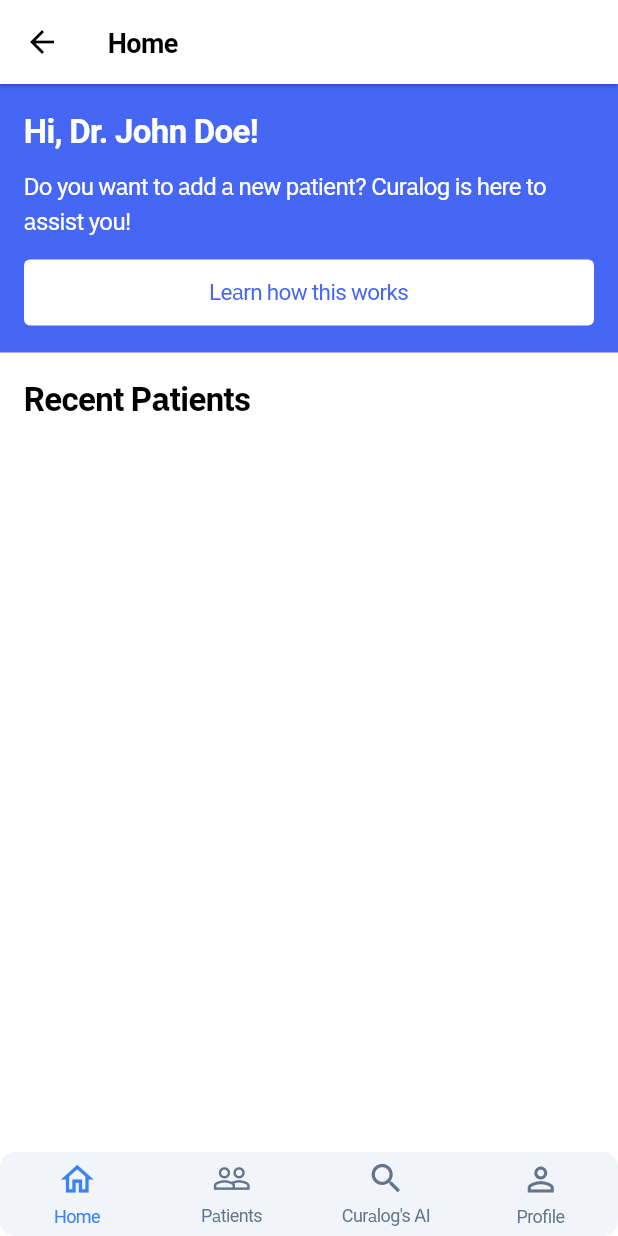
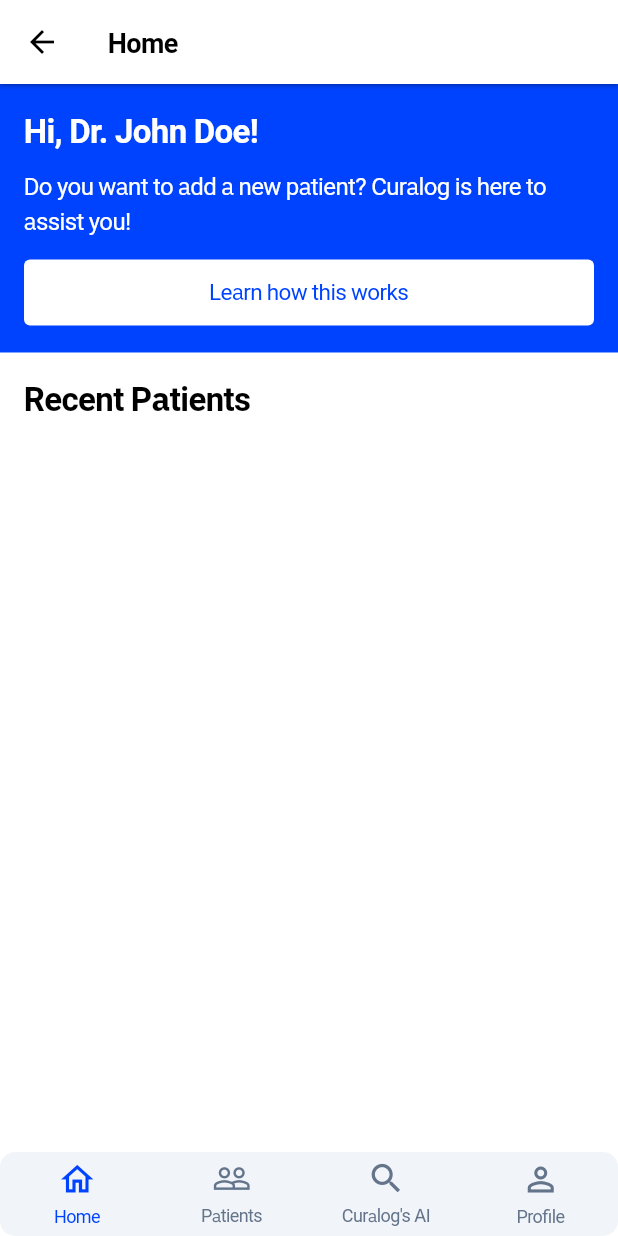
Before and after one commit to dakshvasudev/Curalog, a Flutter app: the ScreenWithBottomNav screen opened directly, on a phone screen of 412 x 824 dp. Run offline on Flutter 3.47's test engine with Material 3 defaults, Android fonts, the phone set to English and light mode, and no system bars; drawn by our look-alikes of persistent_bottom_nav_bar; our stand-ins replace concentric_transition, firebase_auth, firebase_core, google_fonts; accounts and stored records are empty.

Commit message:
Update primary colors in theme and bottom navigation bar

```diff
--- a/lib/config/theme/placebo_colors.dart
+++ b/lib/config/theme/placebo_colors.dart
@@ -197,16 +197,16 @@ class PlaceboColors extends ThemeExtension<PlaceboColors> {
         s900: Color(0xFF0F172A),
       ),
       primary: ColorShades(
-        s50: Color(0xFFEDF0FE),
-        s100: Color(0xFFDAE0FD),
-        s200: Color(0xFFB5C2FB),
-        s300: Color(0xFF90A3FA),
-        s400: Color(0xFF6B85F8),
+        s50: Color(0xFF0457F5),
+        s100: Color(0xFF0457F0),
+        s200: Color(0xFF0457E6),
+        s300: Color(0xFF0457DB),
+        s400: Color(0xFF0457D1),
         s500: primaryColor,
-        s600: Color(0xFF3852C5),
-        s700: Color(0xFF2A3D94),
-        s800: Color(0xFF1C2962),
-        s900: Color(0xFF0E1431),
+        s600: Color(0xFF0457B5),
+        s700: Color(0xFF0457A3),
+        s800: Color(0xFF04578C),
+        s900: Color(0xFF04577A),
       ),
       secondary: ColorShades(
         s50: Color(0xFFF8FAFC),
@@ -329,4 +329,4 @@ class PlaceboColors extends ThemeExtension<PlaceboColors> {
   // );
 }
 
-const primaryColor = Color(0xFF4666F6);
+const primaryColor = Color(0xFF0043ff);
--- a/lib/screens/bottom_nav_home_page.dart
+++ b/lib/screens/bottom_nav_home_page.dart
@@ -37,25 +37,25 @@ class BottomNavBar extends StatelessWidget {
         PersistentBottomNavBarItem(
           icon: const Icon(Icons.home_outlined),
           title: ("Home"),
-          activeColorPrimary: colors(context).highlight.s500,
+          activeColorPrimary: colors(context).primary.s500,
           inactiveColorPrimary: colors(context).onSurface.s500,
         ),
         PersistentBottomNavBarItem(
           icon: const Icon(Icons.people_outline),
           title: ("Patients"),
-          activeColorPrimary: colors(context).highlight.s500,
+          activeColorPrimary: colors(context).primary.s500,
           inactiveColorPrimary: colors(context).onSurface.s500,
         ),
         PersistentBottomNavBarItem(
           icon: const Icon(Icons.search),
           title: ("Curalog's AI"),
-          activeColorPrimary: colors(context).highlight.s500,
+          activeColorPrimary: colors(context).primary.s500,
           inactiveColorPrimary: colors(context).onSurface.s500,
         ),
         PersistentBottomNavBarItem(
           icon: const Icon(Icons.person_outline),
           title: ("Profile"),
-          activeColorPrimary: colors(context).highlight.s500,
+          activeColorPrimary: colors(context).primary.s500,
           inactiveColorPrimary: colors(context).onSurface.s500,
         ),
       ];
--- a/lib/splash_screen.dart
+++ b/lib/splash_screen.dart
@@ -34,7 +34,7 @@ class _SplashScreenState extends State<SplashScreen> {
   @override
   Widget build(BuildContext context) {
     return Scaffold(
-        backgroundColor: colors(context).primary.s500,
+        backgroundColor: const Color(0xFF0043ff),
         body: SizedBox(
           height: MediaQuery.of(context).size.height,
           width: MediaQuery.of(context).size.width,
```
